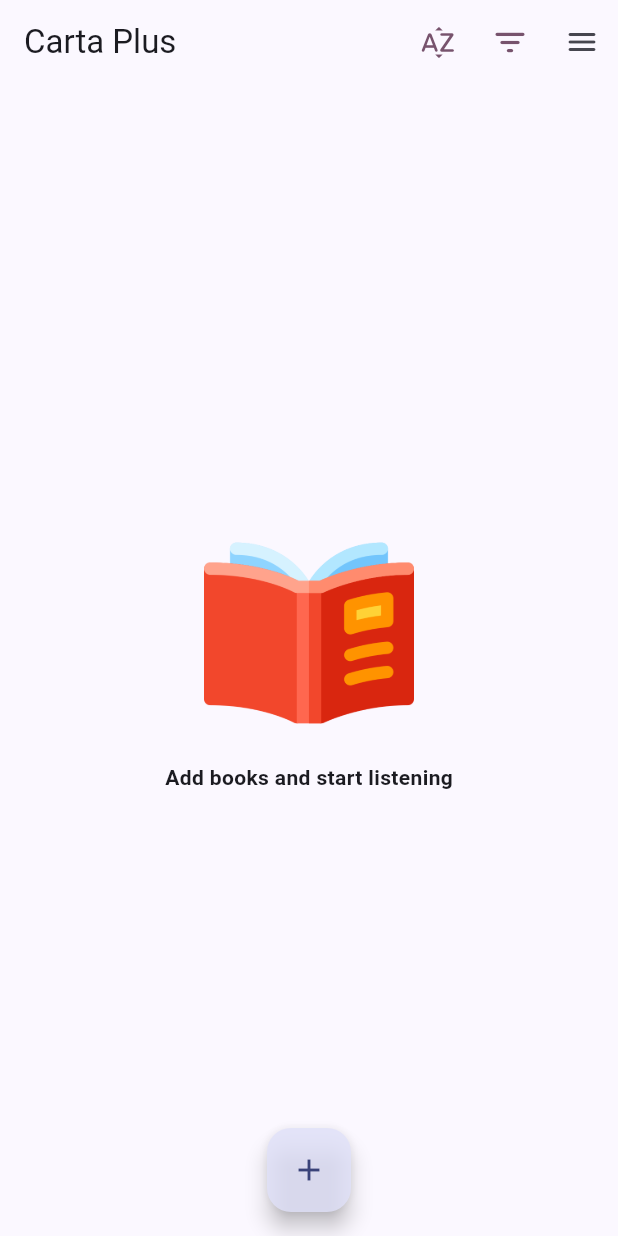
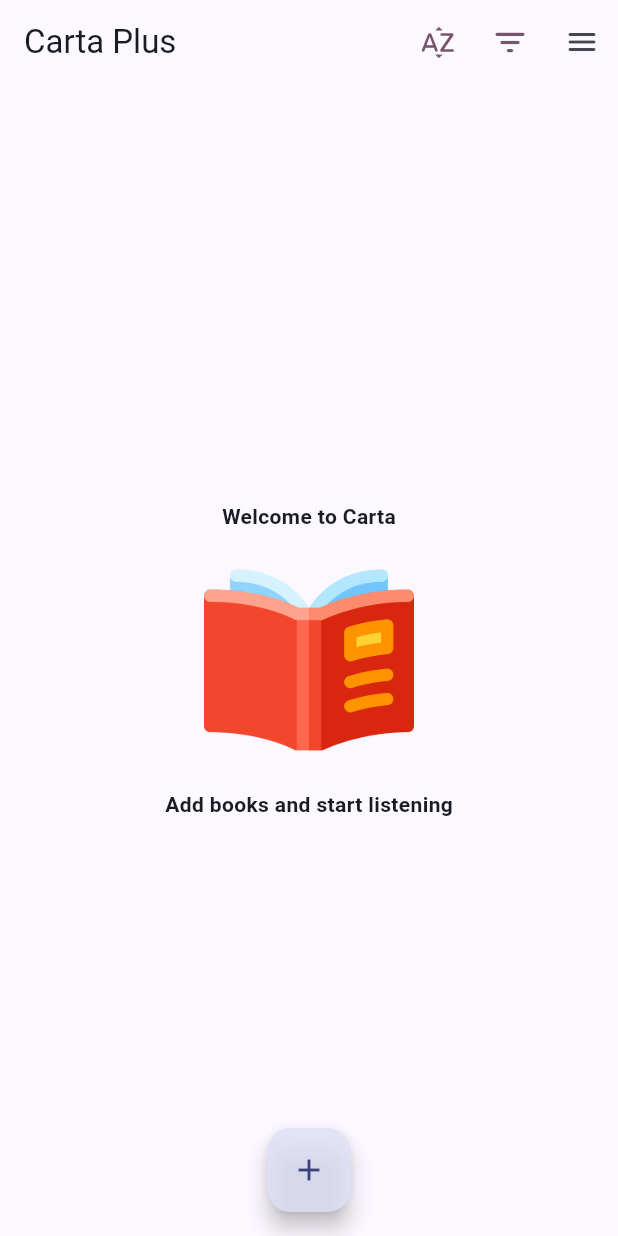
Before and after one commit to innomatica/cartaplus, a Flutter app: the screen it shows once a user with an empty profile is signed in, on a phone screen of 412 x 824 dp. Run offline on Flutter 3.47's test engine with Material 2 defaults, Android fonts, the light colour scheme and no system bars; drawn by our look-alikes of dynamic_color; our stand-ins replace audio_service, audio_video_progress_bar, cloud_firestore, cloud_functions, firebase_auth, firebase_core and 7 more; missing offline and left inert: encrypt, feed_parser; accounts and stored records are empty; generated files the repository leaves out were written again; project files that could hold a hidden picture were left out.

Commit message:
code refactoring

```diff
--- a/lib/logic/cartabloc.dart
+++ b/lib/logic/cartabloc.dart
@@ -45,6 +45,8 @@ class CartaBloc extends ChangeNotifier {
     _db.close();
     super.dispose();
   }
+
+  String get currentFilter => filterOptions[filterIndex];
 
   List<CartaBook> get books {
     final filterOption = filterOptions[filterIndex];
--- a/lib/model/cartaserver.dart
+++ b/lib/model/cartaserver.dart
@@ -1,6 +1,7 @@
 import 'dart:convert';
 
 import 'package:cloud_firestore/cloud_firestore.dart';
+
 import '../enc_dec.dart';
 
 enum ServerType { nextcloud, webdav, gdrive }
--- a/lib/screens/cloud/webdav_navigator.dart
+++ b/lib/screens/cloud/webdav_navigator.dart
@@ -266,7 +266,7 @@ class _WebDavNavigatorState extends State<WebDavNavigator> {
                           label: const Text('Add to my bookshelf'),
                           onPressed: () {
                             final book = _parseFiles(files);
-                            debugPrint('book: ${book.toString()}');
+                            // debugPrint('book: ${book.toString()}');
                             if (book != null) {
                               showDialog(
                                 context: context,
--- a/lib/screens/home/home.dart
+++ b/lib/screens/home/home.dart
@@ -1,7 +1,6 @@
 import 'dart:async';
 
 import 'package:audio_service/audio_service.dart';
-import 'package:cartaplus/screens/cloud/webdav_navigator.dart';
 import 'package:flutter/material.dart';
 import 'package:provider/provider.dart';
 import 'package:url_launcher/url_launcher.dart';
@@ -9,6 +8,7 @@ import 'package:url_launcher/url_launcher.dart';
 import '../../logic/cartabloc.dart';
 import '../../logic/screenconfig.dart';
 import '../../model/cartabook.dart';
+import '../../screens/cloud/webdav_navigator.dart';
 import '../../service/audiohandler.dart';
 import '../../shared/booksites.dart';
 import '../../shared/constants.dart';
--- a/lib/screens/home/widgets.dart
+++ b/lib/screens/home/widgets.dart
@@ -2,10 +2,12 @@ import 'dart:io';
 
 import 'package:audio_video_progress_bar/audio_video_progress_bar.dart';
 import 'package:flutter/material.dart';
+import 'package:provider/provider.dart';
 import 'package:url_launcher/url_launcher.dart';
 
+import '../../logic/cartabloc.dart';
+import '../../model/cartabook.dart';
 import '../../service/audiohandler.dart';
-import '../../model/cartabook.dart';
 import '../../shared/constants.dart';
 import '../../shared/settings.dart';
 
@@ -292,20 +294,24 @@ class FirstLogin extends StatelessWidget {
 
   @override
   Widget build(BuildContext context) {
-    return const Center(
+    final logic = context.read<CartaBloc>();
+    final filter = logic.currentFilter;
+    const textStyle = TextStyle(fontWeight: FontWeight.w600);
+    return Center(
       child: Column(
         mainAxisSize: MainAxisSize.min,
         mainAxisAlignment: MainAxisAlignment.center,
         children: [
-          SizedBox(
+          filter == 'all'
+              ? const Text('Welcome to Carta', style: textStyle)
+              : Text('No $filter books', style: textStyle),
+          const SizedBox(height: 16.0),
+          const SizedBox(
             width: 140,
             child: Image(image: AssetImage(defaultAlbumImage)),
           ),
-          SizedBox(height: 16.0),
-          Text(
-            'Add books and start listening',
-            style: TextStyle(fontWeight: FontWeight.w600),
-          ),
+          const SizedBox(height: 16.0),
+          const Text('Add books and start listening', style: textStyle),
         ],
       ),
     );
--- a/lib/screens/wrapper.dart
+++ b/lib/screens/wrapper.dart
@@ -1,11 +1,8 @@
-// import 'package:firebase_auth/firebase_auth.dart';
 import 'package:flutter/material.dart';
 import 'package:provider/provider.dart';
 
-// import '../logic/cartabloc.dart';
 import '../logic/cartaauth.dart';
 import 'auth/signin.dart';
-import 'auth/verifyemail.dart';
 import 'home/home.dart';
 
 class Wrapper extends StatelessWidget {
@@ -15,10 +12,6 @@ class Wrapper extends StatelessWidget {
   Widget build(BuildContext context) {
     final user = context.watch<CartaAuth>().user;
 
-    return user != null
-        ? user.emailVerified
-            ? const HomePage()
-            : const VerifyEmailPage()
-        : const SignInPage();
+    return user != null ? const HomePage() : const SignInPage();
   }
 }
```
Also changed, not shown: lib/model/category.dart (deleted, +0 -24 lines), lib/screens/auth/verifyemail.dart (deleted, +0 -135 lines).
